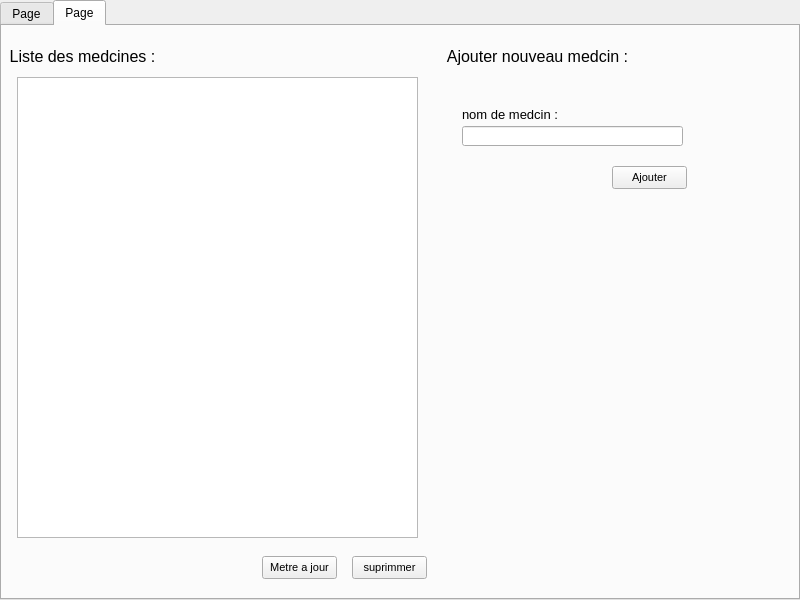
Old version of the form ui/urgence.ui in the repository otmanLAHRECHE/EPSP_Garde_Project.
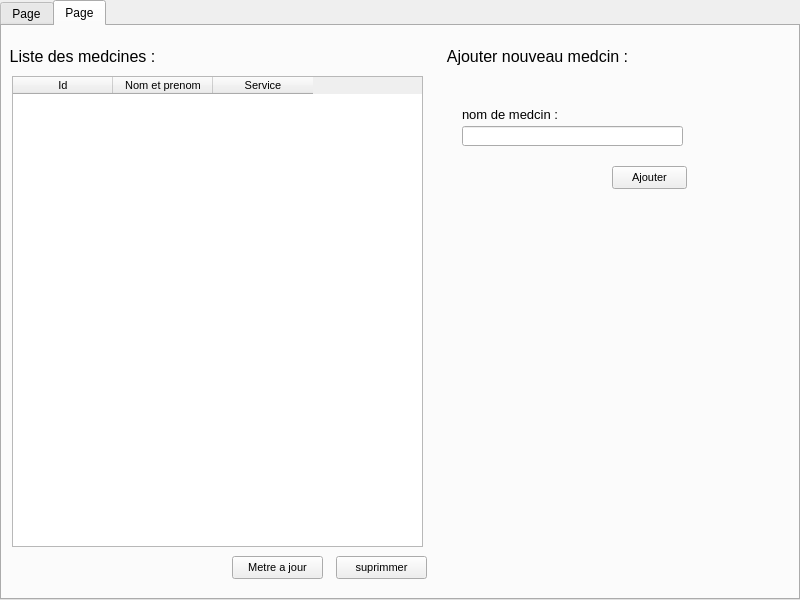
New version of the form. Icons and pictures are not drawn.

```diff
--- a/ui/urgence.ui
+++ b/ui/urgence.ui
@@ -200,9 +200,9 @@
      <widget class="QPushButton" name="pushButton_2">
       <property name="geometry">
        <rect>
-        <x>350</x>
+        <x>334</x>
         <y>530</y>
-        <width>75</width>
+        <width>91</width>
         <height>23</height>
        </rect>
       </property>
@@ -213,9 +213,9 @@
      <widget class="QPushButton" name="pushButton_3">
       <property name="geometry">
        <rect>
-        <x>260</x>
+        <x>230</x>
         <y>530</y>
-        <width>75</width>
+        <width>91</width>
         <height>23</height>
        </rect>
       </property>
@@ -223,13 +223,13 @@
        <string>Metre a jour</string>
       </property>
      </widget>
-     <widget class="QWidget" name="widget_2" native="true">
+     <widget class="QTableWidget" name="tableWidget">
       <property name="geometry">
        <rect>
         <x>10</x>
-        <y>40</y>
+        <y>50</y>
         <width>411</width>
-        <height>481</height>
+        <height>471</height>
        </rect>
       </property>
       <property name="sizePolicy">
@@ -238,16 +238,21 @@
         <verstretch>0</verstretch>
        </sizepolicy>
       </property>
-      <widget class="QTableView" name="tableView">
-       <property name="geometry">
-        <rect>
-         <x>5</x>
-         <y>11</y>
-         <width>401</width>
-         <height>461</height>
-        </rect>
+      <column>
+       <property name="text">
+        <string>Id</string>
        </property>
-      </widget>
+      </column>
+      <column>
+       <property name="text">
+        <string>Nom et prenom</string>
+       </property>
+      </column>
+      <column>
+       <property name="text">
+        <string>Service</string>
+       </property>
+      </column>
      </widget>
     </widget>
    </widget>
```
